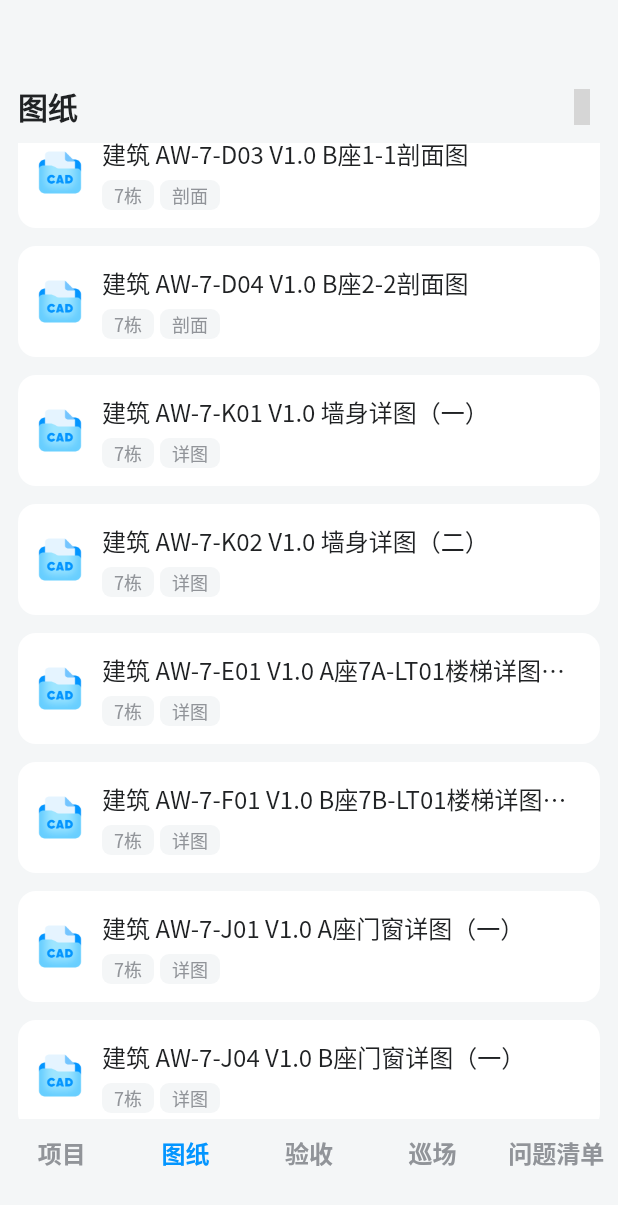
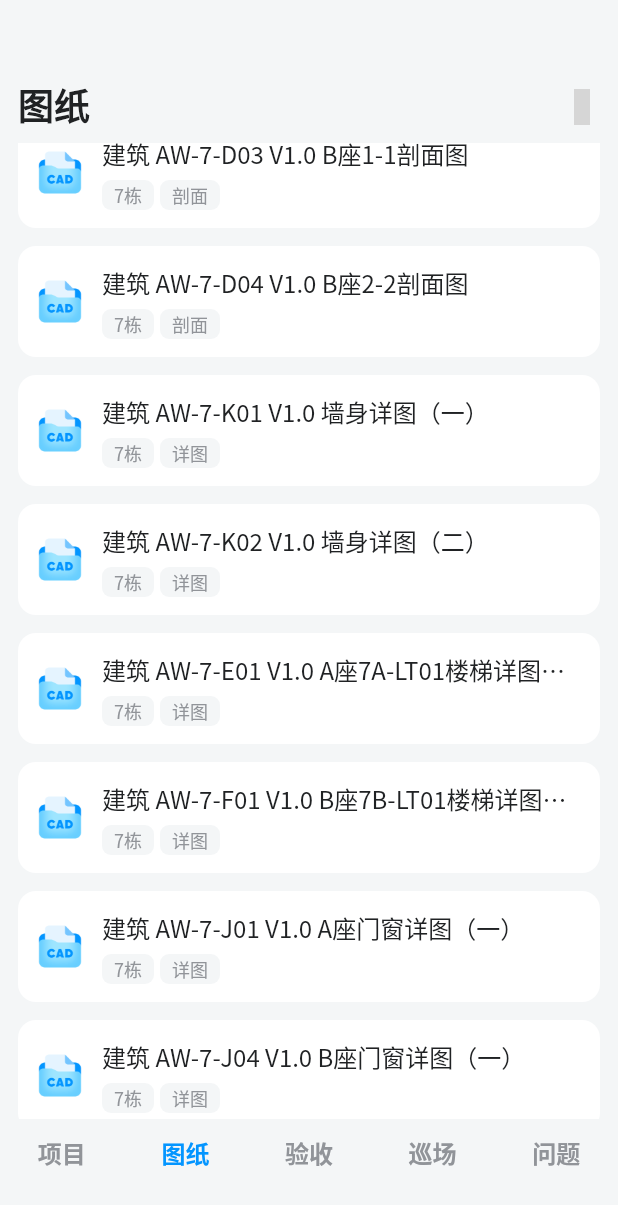
Before and after one commit to linxinquan/site-patrol, a Flutter app: the ProjectsPage screen opened by its route, scrolled down 576 dp, on a phone screen of 412 x 824 dp. Shown: the top 1205 px of the screen. Run offline on Flutter 3.47's test engine with Material 3 defaults, Android fonts, the phone set to English and light mode, and no system bars; our stand-ins replace flutter_riverpod, flutter_secure_storage, flutter_svg, geolocator, go_router, hive and 5 more; missing offline and left inert: app_settings, dart:html, flutter_mingcute; accounts and stored records are empty; Roboto replaces fonts that are missing (MiSans); statements that could not run were skipped; grey boxes are pictures that could not be loaded.

Commit message:
统一一级页面标题与导出日期卡对齐样式
统一图纸、验收、巡场和问题清单的导航栏标题规格，并修正导出现场工作汇报中日期图标与时间文字的垂直对齐，避免构建后视觉偏移。

```diff
--- a/lib/features/capture/capture_page.dart
+++ b/lib/features/capture/capture_page.dart
@@ -983,10 +983,10 @@ class _CapturePageState extends ConsumerState<CapturePage> {
               )
             : const Text('验收',
                 style: TextStyle(
-                    fontSize: 20,
+                    fontSize: 24,
                     fontWeight: FontWeight.w600,
                     color: AppTokens.fg,
-                    height: 28 / 20)),
+                    height: 32 / 24)),
         actions: _isPatrolEntry
             ? const []
             : const [
--- a/lib/features/patrol/patrol_page.dart
+++ b/lib/features/patrol/patrol_page.dart
@@ -609,9 +609,9 @@ class _PatrolPageState extends ConsumerState<PatrolPage>
         title: const Text('巡场',
             style: TextStyle(
                 color: AppTokens.patrolFg,
-                fontSize: 20,
+                fontSize: 24,
                 fontWeight: FontWeight.w600,
-                height: 28 / 20)),
+                height: 32 / 24)),
         actions: [
           if (_plan != null)
             Padding(
--- a/lib/features/projects/projects_page.dart
+++ b/lib/features/projects/projects_page.dart
@@ -153,10 +153,10 @@ class _ProjectsPageState extends ConsumerState<ProjectsPage> {
         titleSpacing: 12,
         title: const Text('图纸',
             style: TextStyle(
-                fontSize: 20,
+                fontSize: 24,
                 fontWeight: FontWeight.w700,
                 color: AppTokens.fg,
-                height: 28 / 20)),
+                height: 32 / 24)),
         actions: const [
           Padding(
             padding: EdgeInsets.fromLTRB(0, 0, 12, 0),
--- a/lib/shared/widgets/app_bottom_nav.dart
+++ b/lib/shared/widgets/app_bottom_nav.dart
@@ -56,7 +56,7 @@ class AppBottomNav extends StatelessWidget {
               onTap: () => context.go(_routes[2]),
             ),
             _TabItem(
-              label: '问题清单',
+              label: '问题',
               selected: currentIndex == 3,
               onTap: () => context.go(_routes[3]),
             ),
@@ -83,7 +83,7 @@ class _TabItem extends StatelessWidget {
         child: InkWell(
           onTap: onTap,
           child: Center(
-            // 标签长度不一（如「问题清单」4 字 vs「项目」2 字）：
+            // 标签长度尽量收短（如「问题」2 字 vs「项目」2 字）：
             // 等宽 Tab 下用 scaleDown 兜底，窄屏也不会出现溢出条纹。
             child: Padding(
               padding: const EdgeInsets.symmetric(horizontal: 4),
```
Also changed, not shown: lib/features/defects/defects_page.dart (+6 -5 lines).
